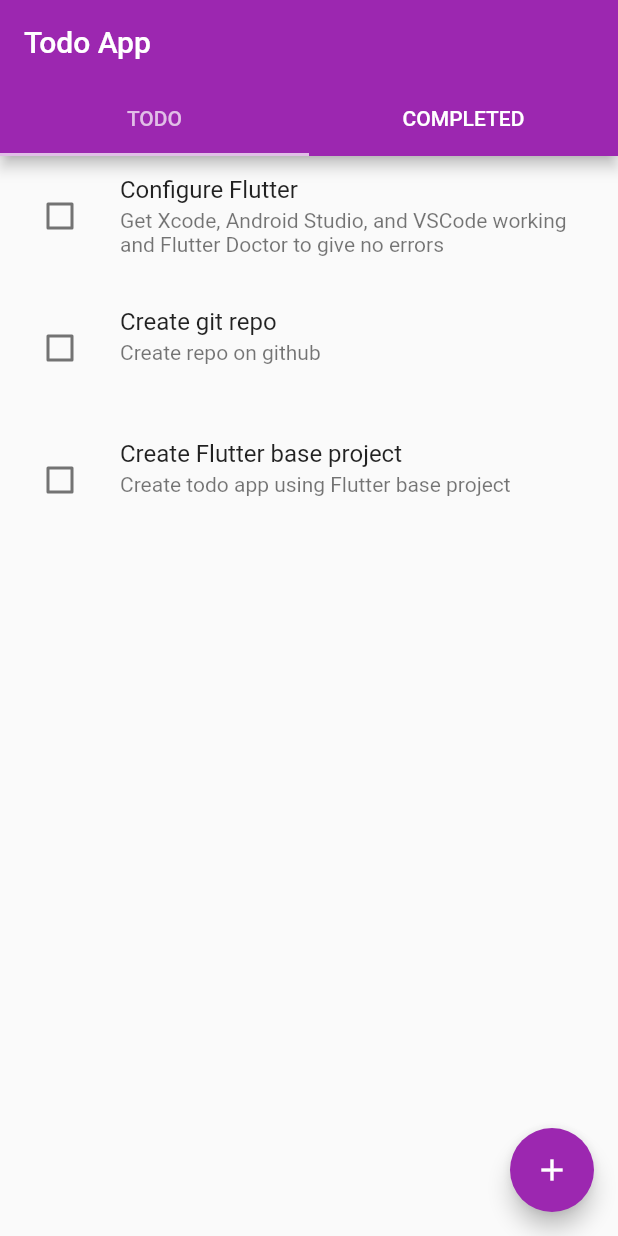
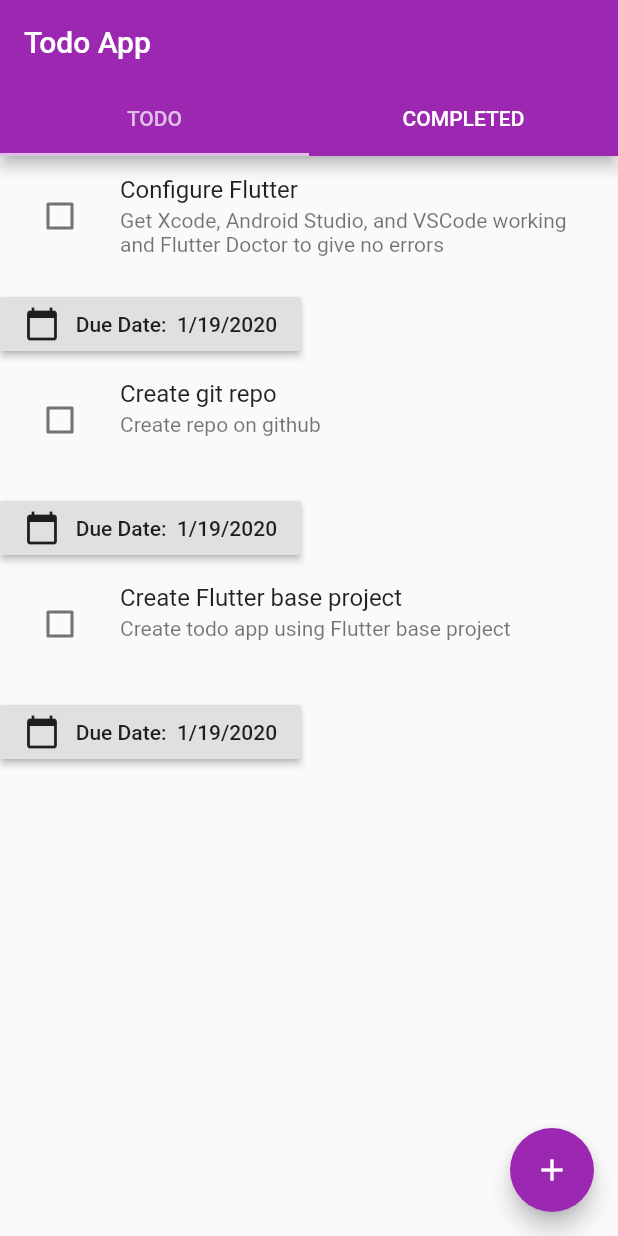
Before and after one commit to darcipons/todo_flutter, a Flutter app: the screen it shows after launch, on a phone screen of 412 x 824 dp. Run offline on Flutter 3.47's test engine with Material 2 defaults, Android fonts, the phone set to English and light mode, and no system bars.

Commit message:
tried to get date to show on todo screen

```diff
--- a/lib/models/todo.dart
+++ b/lib/models/todo.dart
@@ -1,7 +1,6 @@
 class Task {
   final String name;
   final String description;
-//  final String date;
   bool isDone;
 
   Task({this.name, this.description, this.isDone = false});
--- a/lib/widgets/date_time.dart
+++ b/lib/widgets/date_time.dart
@@ -38,8 +38,10 @@ class _DueDateState extends State<DueDate> {
       ),
       color: Colors.grey[300],
       onPressed: () {
-        selectDate(context);
-        print('due date button is working');
+        setState(() {
+          selectDate(context);
+          print('due date button is working');
+        });
       },
     );
   }
--- a/lib/widgets/todo_list.dart
+++ b/lib/widgets/todo_list.dart
@@ -1,5 +1,4 @@
 import 'package:flutter/material.dart';
-import 'package:todo_taxfyle/screens/completed_screen.dart';
 import 'package:todo_taxfyle/widgets/todo_tile.dart';
 import 'package:todo_taxfyle/models/todo.dart';
 
--- a/lib/widgets/todo_tile.dart
+++ b/lib/widgets/todo_tile.dart
@@ -1,23 +1,26 @@
 import 'package:flutter/material.dart';
+import 'package:todo_taxfyle/widgets/date_time.dart';
 
 class TodoTile extends StatelessWidget {
   final bool isChecked;
   final String todoTitle;
   final String todoDescription;
-//  final String todoDate;
+  final String todoDate;
   final Function checkboxCallback;
 
   TodoTile({
     this.isChecked,
     this.todoTitle,
     this.todoDescription,
-//    this.todoDate,
+    this.todoDate,
     this.checkboxCallback,
   });
 
   @override
   Widget build(BuildContext context) {
-    return ListTile(
+    return Column(
+      children: <Widget>[
+        ListTile(
           title: Text(
             todoTitle,
             style: TextStyle(
@@ -30,6 +33,15 @@ class TodoTile extends StatelessWidget {
             value: isChecked,
             onChanged: checkboxCallback,
           ),
+        ),
+        Row(
+          children: <Widget>[
+            Container(
+              child: DueDate(),
+            ),
+          ],
+        ),
+      ],
     );
   }
 }
```
Lines whose indentation alone changed are shown as unchanged.
